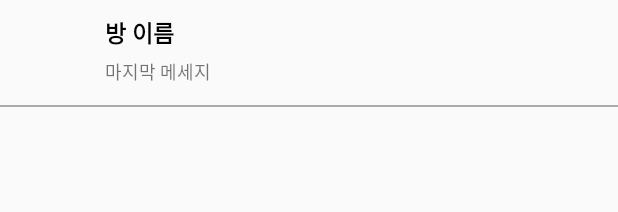
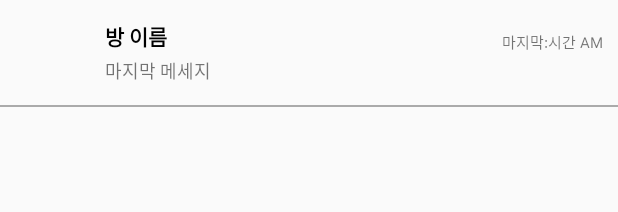
Before and after one commit to yeeybook/YekaoTalk, an Android app: the layout item_chat.xml on its own in the app's theme, with its tools: preview values and no code run, on a phone screen of 412 x 824 dp. Shown: the top 212 px of the screen. Run offline under Robolectric (Android 15) with nearby library versions, the light colour scheme and no system bars.

Commit message:
Implement push message

```diff
--- a/app/build.gradle
+++ b/app/build.gradle
@@ -32,6 +32,9 @@ dependencies {
     androidTestImplementation 'com.android.support.test.espresso:espresso-core:3.0.2'
     implementation 'com.android.support:design:27.0.2'
     implementation 'com.github.bumptech.glide:glide:4.0.0'
+    implementation 'com.google.firebase:firebase-messaging:11.6.0'
+    implementation 'com.google.code.gson:gson:2.8.6'
+    implementation 'com.squareup.okhttp3:okhttp:4.3.1'
 }
 
 apply plugin: 'com.google.gms.google-services'
--- a/app/src/main/res/layout/activity_message.xml
+++ b/app/src/main/res/layout/activity_message.xml
@@ -26,7 +26,9 @@
         android:layout_above="@+id/etText"
         android:layout_below="@+id/rl"
         android:layout_alignParentEnd="true"
-        android:layout_alignParentStart="true"></android.support.v7.widget.RecyclerView>
+        android:layout_alignParentStart="true">
+
+    </android.support.v7.widget.RecyclerView>
     <EditText
         android:layout_width="350dp"
         android:layout_height="35dp"
--- a/app/src/main/res/layout/item_chat.xml
+++ b/app/src/main/res/layout/item_chat.xml
@@ -12,7 +12,7 @@
     android:layout_height="55dp"
     android:layout_margin="10dp"
     android:id="@+id/imgChatItem"/>
-    <LinearLayout
+    <RelativeLayout
         android:layout_width="match_parent"
         android:layout_height="match_parent"
         android:orientation="vertical"
@@ -23,17 +23,28 @@
         android:text="방 이름"
         android:textColor="#000000"
         android:textStyle="bold"
-        android:textSize="15dp"
-        android:id="@+id/tvChatItemTitle"/>
+        android:textSize="14dp"
+        android:id="@+id/tvChatItemTitle"
+        android:layout_marginTop="3dp"/>
         <TextView
-            android:layout_width="wrap_content"
+            android:layout_width="220dp"
             android:layout_height="wrap_content"
             android:id="@+id/tvChatItemLastMessage"
             android:text="마지막 메세지"
             android:textSize="12dp"
-            android:layout_marginTop="5dp"/>
-
-    </LinearLayout>
+            android:layout_marginTop="3dp"
+            android:layout_marginBottom="3dp"
+            android:layout_below="@+id/tvChatItemTitle"/>
+        <TextView
+            android:layout_width="wrap_content"
+            android:layout_height="wrap_content"
+            android:id="@+id/tvChatItemLastTime"
+            android:text="마지막:시간 AM"
+            android:textSize="10dp"
+            android:layout_alignParentEnd="true"
+            android:layout_marginTop="10dp"
+            android:layout_marginEnd="10dp"/>
+    </RelativeLayout>
     </LinearLayout>
     <LinearLayout
         android:layout_width="match_parent"
--- a/app/src/main/res/values/strings.xml
+++ b/app/src/main/res/values/strings.xml
@@ -1,3 +1,4 @@
 <resources>
     <string name="app_name">예카오톡</string>
+    <string name="default_notification_channel_id" translatable="false">fcm_default_channel</string>
 </resources>
--- a/build.gradle
+++ b/build.gradle
@@ -7,7 +7,7 @@ buildscript {
         jcenter()
     }
     dependencies {
-        classpath 'com.android.tools.build:gradle:3.1.2'
+        classpath 'com.android.tools.build:gradle:3.5.3'
 
         // NOTE: Do not place your application dependencies here; they belong
         // in the individual module build.gradle files
--- a/gradle.properties
+++ b/gradle.properties
@@ -7,6 +7,7 @@
 # Specifies the JVM arguments used for the daemon process.
 # The setting is particularly useful for tweaking memory settings.
 org.gradle.jvmargs=-Xmx1536m
+android.builder.sdkDownload=false
 # When configured, Gradle will run in incubating parallel mode.
 # This option should only be used with decoupled projects. More details, visit
 # http://www.gradle.org/docs/current/userguide/multi_project_builds.html#sec:decoupled_projects
```
Also changed, not shown: app/src/main/AndroidManifest.xml (+11 -2 lines), gradle/wrapper/gradle-wrapper.properties.
